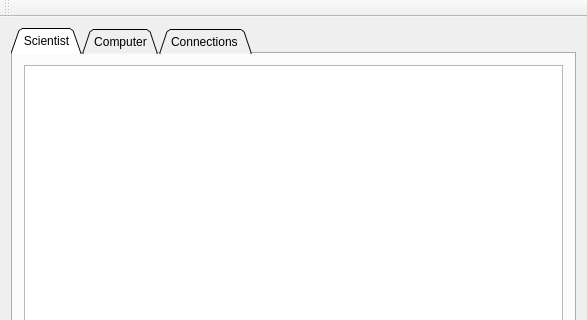
Above: mainwindow.ui from hrunderla/VLN_1_UI before the change; both pictures show x 0 to 587 and y 0 to 320 of the 587 by 560 pixel window. Below: the same form after it.
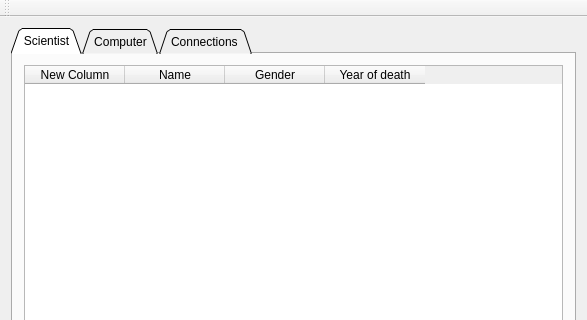
That is the form after the change. The open tabs and pages were chosen to show the change. Icons and pictures are not drawn.

Commit message: prenta scientist

What changed in the file:
```diff
--- a/mainwindow.ui
+++ b/mainwindow.ui
@@ -42,7 +42,31 @@
        </attribute>
        <layout class="QVBoxLayout" name="verticalLayout_2">
         <item>
-         <widget class="QTableWidget" name="tableScientist"/>
+         <widget class="QTableWidget" name="tableScientist">
+          <property name="columnCount">
+           <number>4</number>
+          </property>
+          <column>
+           <property name="text">
+            <string>New Column</string>
+           </property>
+          </column>
+          <column>
+           <property name="text">
+            <string>Name</string>
+           </property>
+          </column>
+          <column>
+           <property name="text">
+            <string>Gender</string>
+           </property>
+          </column>
+          <column>
+           <property name="text">
+            <string>Year of death</string>
+           </property>
+          </column>
+         </widget>
         </item>
         <item>
          <widget class="QPushButton" name="pushButton">
```
Left out of the diff: 36 changed lines with no effect on the pictures. Lines whose indentation alone changed are shown as unchanged. The commit also changes 2 other files.
